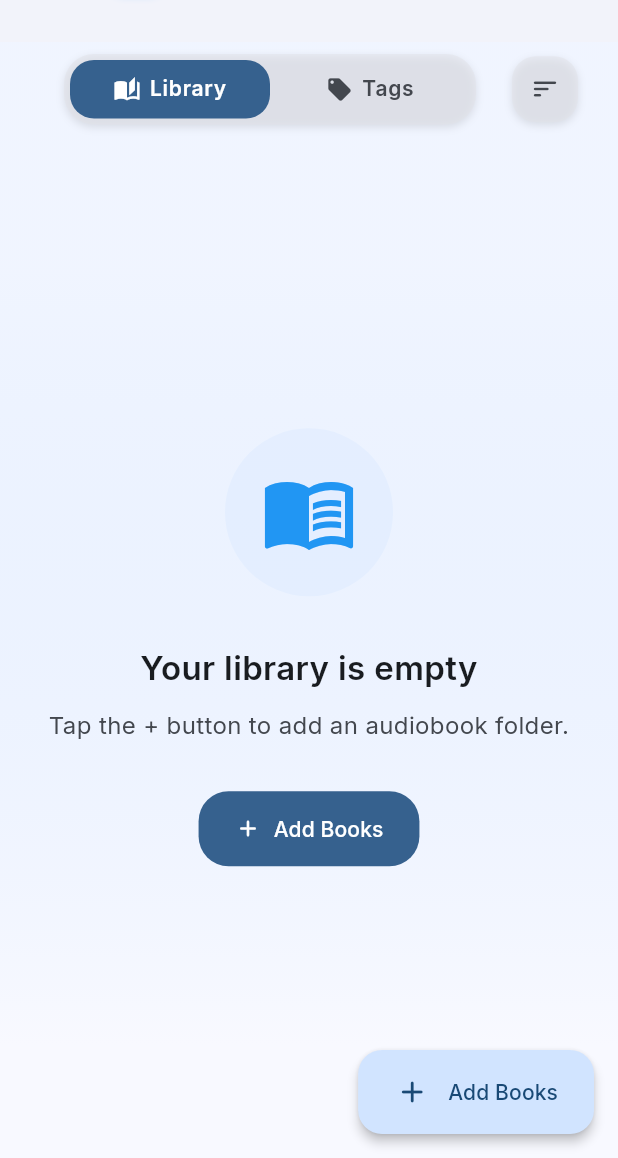
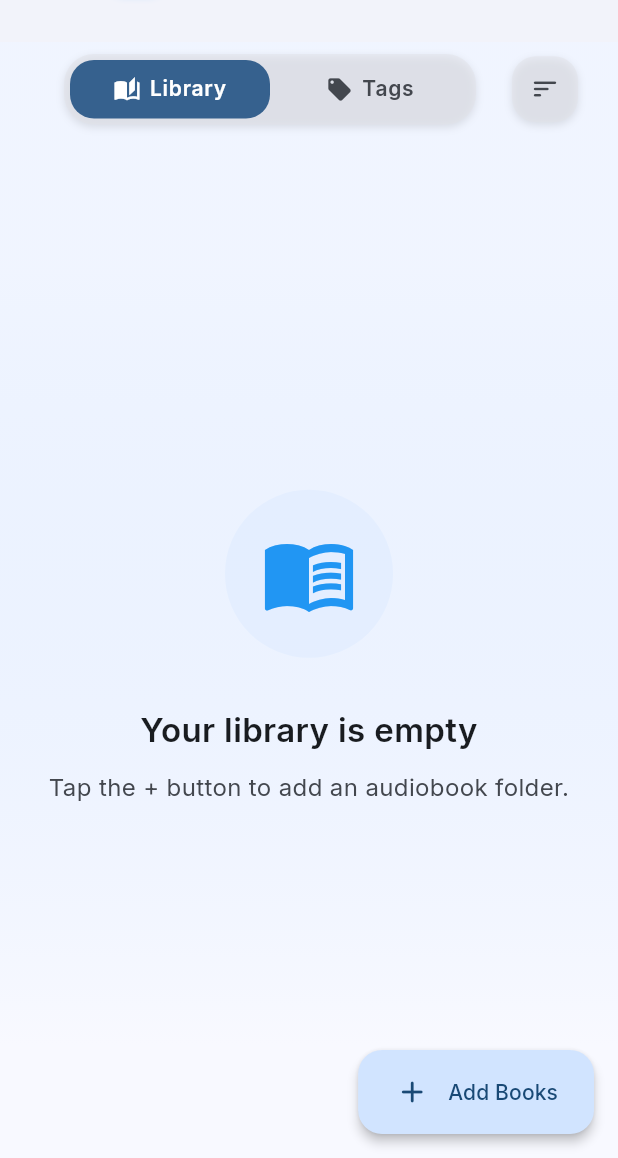
Before and after one commit to rajatmshukla/widdle_reader, a Flutter app: the LibraryScreen screen opened by its route, on a phone screen of 412 x 824 dp, the part 78-1236 px from its top. Run offline on Flutter 3.47's test engine with Material 3 defaults, Android fonts, the phone set to English and light mode, and no system bars; our stand-ins replace audio_service, device_info_plus, file_picker, flutter_colorpicker, flutter_riverpod, flutter_secure_storage and 8 more; missing offline and left inert: audio_session, ffmpeg_kit_flutter_new_audio, flutter_media_metadata; accounts and stored records are empty.

Commit message:
Fix chapter list clipping and remove duplicate Add Books button

```diff
--- a/lib/screens/library_screen.dart
+++ b/lib/screens/library_screen.dart
@@ -995,15 +995,6 @@ class _LibraryScreenState extends ConsumerState<LibraryScreen>
                 color: colorScheme.onSurfaceVariant,
               ),
             ),
-            const SizedBox(height: 32),
-            FilledButton.icon(
-              onPressed: () => _showAddBooksDialog(context, audiobookProvider),
-              icon: const Icon(Icons.add_rounded),
-              label: const Text('Add Books'),
-              style: FilledButton.styleFrom(
-                padding: const EdgeInsets.symmetric(horizontal: 24, vertical: 16),
-              ),
-            ),
           ],
         ),
       ),
--- a/lib/screens/simple_player_screen.dart
+++ b/lib/screens/simple_player_screen.dart
@@ -1088,8 +1088,9 @@ class _SimplePlayerScreenState extends State<SimplePlayerScreen>
   Widget _buildChapterList(ColorScheme colorScheme) {
     final int totalChapters = _audiobook?.chapters.length ?? 0;
 
-    // Use ScrollablePositionedList.builder
-    return ScrollablePositionedList.builder(
+    // Wrap with ClipRect to prevent overflow during scrolling
+    return ClipRect(
+      child: ScrollablePositionedList.builder(
         itemCount: totalChapters,
         itemScrollController: _itemScrollController, // Assign controller
         itemPositionsListener: _itemPositionsListener, // Assign listener
@@ -1164,6 +1165,7 @@ class _SimplePlayerScreenState extends State<SimplePlayerScreen>
             },
           );
         },
+      ),
     );
   }
 
```
Lines whose indentation alone changed are shown as unchanged.
